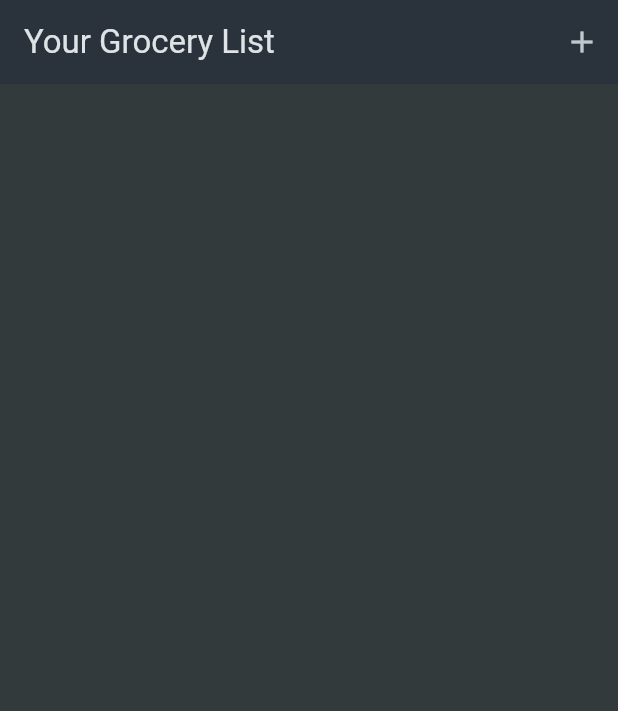
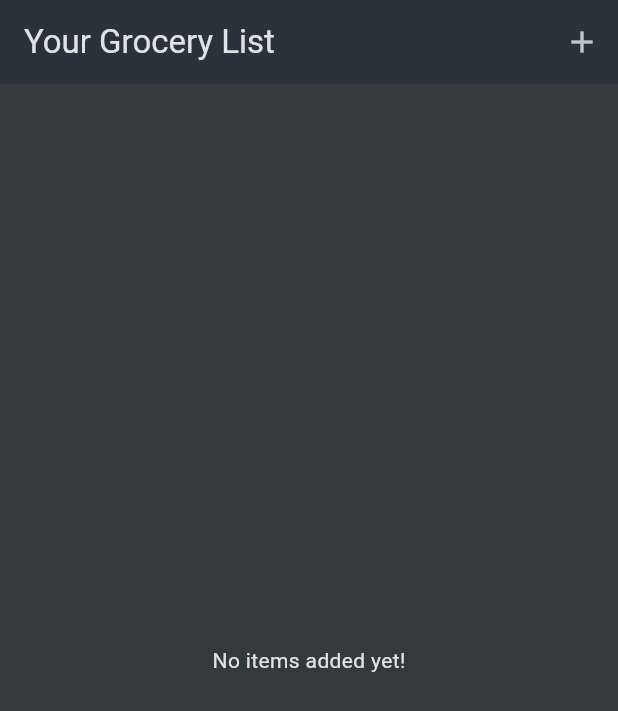
Before and after one commit to Eka051/shopping_list, a Flutter app: the screen it shows after launch, on a phone screen of 412 x 824 dp. Shown: the top 711 px of the screen. Run offline on Flutter 3.47's test engine with Material 3 defaults, Android fonts, the phone set to English and light mode, and no system bars.

Commit message:
feat: display message for empty grocery

```diff
--- a/lib/widget/grocery_list.dart
+++ b/lib/widget/grocery_list.dart
@@ -29,6 +29,25 @@ class _GroceryListState extends State<GroceryList> {
 
   @override
   Widget build(BuildContext context) {
+    Widget content = const Center(
+      child: Text('No items added yet!'),
+    );
+
+    if (_groceryItems.isNotEmpty) {
+      content = ListView.builder(
+        itemCount: _groceryItems.length,
+        itemBuilder: (ctx, index) => ListTile(
+          title: Text(_groceryItems[index].name),
+          leading: Container(
+            width: 24,
+            height: 24,
+            color: _groceryItems[index].category.color,
+          ),
+          trailing: Text(_groceryItems[index].quantity.toString()),
+        ),
+      );
+    }
+
     return Scaffold(
       appBar: AppBar(
         title: const Text('Your Grocery List'),
@@ -39,17 +58,7 @@ class _GroceryListState extends State<GroceryList> {
           ),
         ],
       ),
-      body: ListView.builder(
-          itemCount: _groceryItems.length,
-          itemBuilder: (ctx, index) => ListTile(
-                title: Text(_groceryItems[index].name),
-                leading: Container(
-                  width: 24,
-                  height: 24,
-                  color: _groceryItems[index].category.color,
-                ),
-                trailing: Text(_groceryItems[index].quantity.toString()),
-              )),
+      body: content,
     );
   }
 }
```
